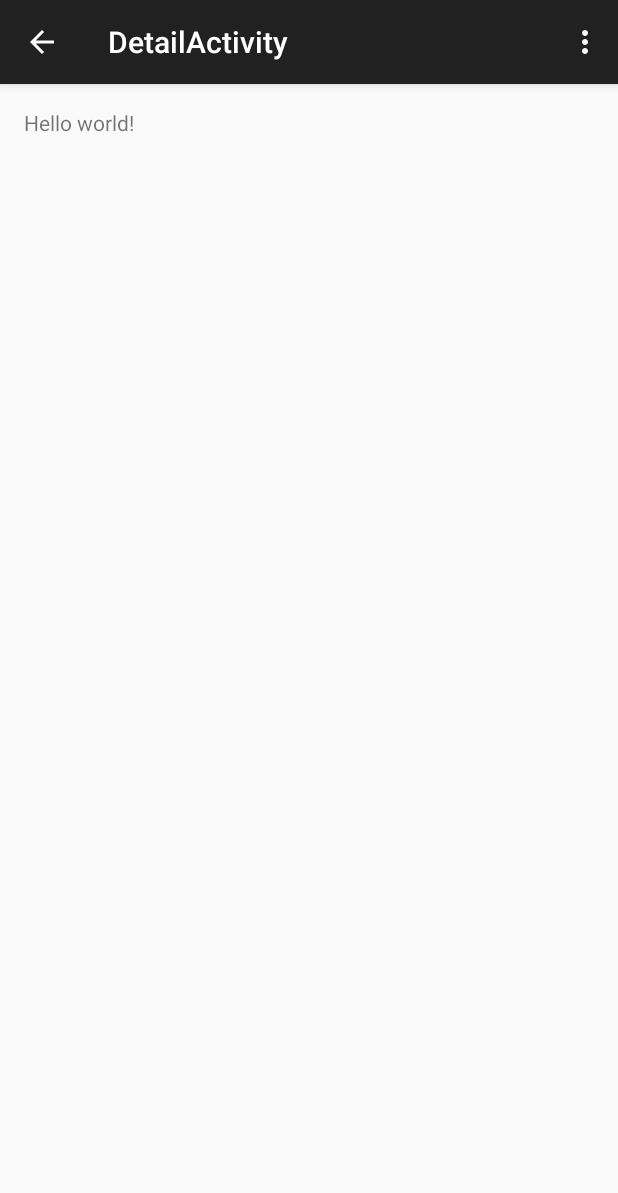
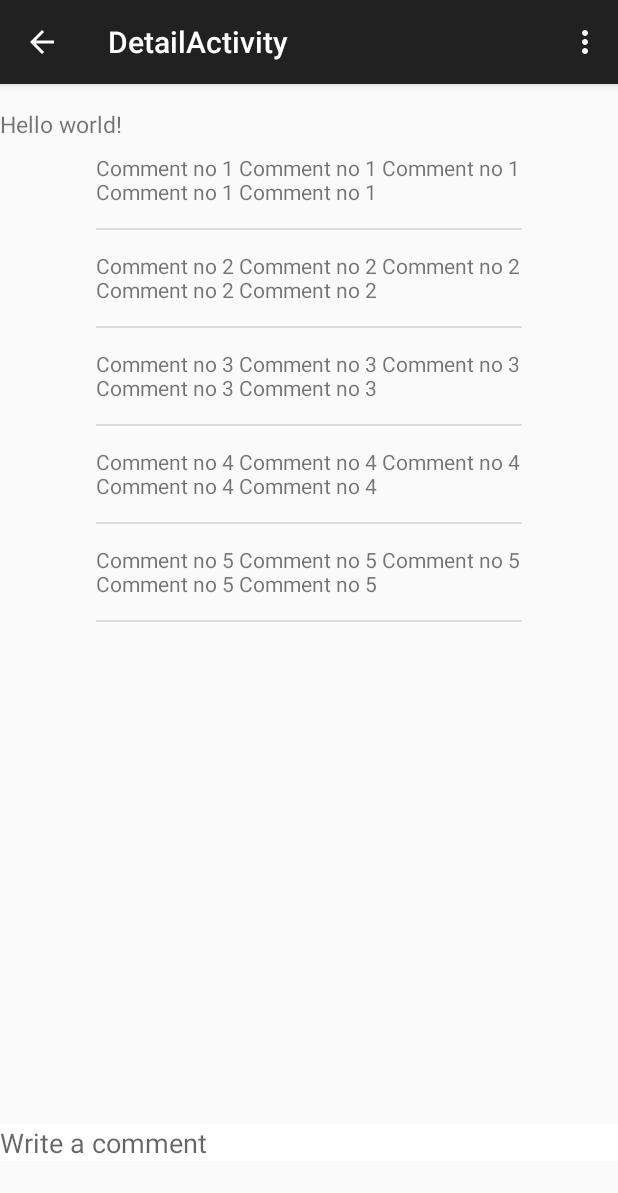
Before and after one commit to ebrahim-elgaml/StartupCommunityAndroid, an Android app: the DetailActivity screen opened directly, with no data from a screen before it, on a phone screen of 412 x 824 dp. Shown: the top 1193 px of the screen. Run offline under Robolectric (Android 15) with nearby library versions, the phone set to English and light mode, and no system bars.

Commit message:
now post has comments

```diff
--- a/app/src/main/java/localhost3000/startupcommunity/DetailActivity.java
+++ b/app/src/main/java/localhost3000/startupcommunity/DetailActivity.java
@@ -11,8 +11,14 @@
 import android.view.ViewGroup;
 import android.os.Build;
 import android.content.Intent;
+import android.widget.ArrayAdapter;
+import android.widget.ListView;
 import android.widget.TextView;
 import android.widget.Toast;
+
+import java.util.ArrayList;
+import java.util.Arrays;
+import java.util.List;
 
 public class DetailActivity extends ActionBarActivity {
 
@@ -62,7 +68,28 @@
         public View onCreateView(LayoutInflater inflater, ViewGroup container,
                                  Bundle savedInstanceState) {
             Intent intent = getActivity().getIntent();
-            View rootView = inflater.inflate(R.layout.fragment_detail, container, false);
+            View rootView = inflater.inflate(R.layout.fragment_detail3, container, false);
+
+
+            String [] CommentsArray ={
+                    "Comment no 1 Comment no 1 Comment no 1 Comment no 1 Comment no 1",
+                    "Comment no 2 Comment no 2 Comment no 2 Comment no 2 Comment no 2" ,
+                    "Comment no 3 Comment no 3 Comment no 3 Comment no 3 Comment no 3" ,
+                    "Comment no 4 Comment no 4 Comment no 4 Comment no 4 Comment no 4" ,
+                    "Comment no 5 Comment no 5 Comment no 5 Comment no 5 Comment no 5"
+
+            };
+            List<String> comments = new ArrayList<String>(Arrays.asList(CommentsArray));
+            final ArrayAdapter mCommentsAdapter = new ArrayAdapter(
+                    getActivity(),
+                    R.layout.list_item_feed,
+                    R.id.list_item_feed_textview,
+                    comments
+            );
+            ListView listView = (ListView) rootView.findViewById(R.id.listview_comment);
+            listView.setAdapter(mCommentsAdapter);
+
+
             if (intent != null && intent.hasExtra(Intent.EXTRA_TEXT)) {
                 String forecastStr = intent.getStringExtra(Intent.EXTRA_TEXT);
                 ((TextView) rootView.findViewById(R.id.detail_text))
--- a/app/src/main/res/layout/activity_detail.xml
+++ b/app/src/main/res/layout/activity_detail.xml
@@ -1,4 +1,15 @@
-<FrameLayout xmlns:android="http://schemas.android.com/apk/res/android"
-    xmlns:tools="http://schemas.android.com/tools" android:id="@+id/container"
-    android:layout_width="match_parent" android:layout_height="match_parent"
-    tools:context="localhost3000.startupcommunity.DetailActivity" tools:ignore="MergeRootFrame" />
+<RelativeLayout xmlns:android="http://schemas.android.com/apk/res/android"
+    xmlns:tools="http://schemas.android.com/tools"
+    android:id="@+id/container"
+    android:layout_width="match_parent"
+    android:layout_height="match_parent"
+    tools:context="localhost3000.startupcommunity.DetailActivity"
+    tools:ignore="MergeRootFrame">
+
+
+    <ListView
+        android:id="@+id/listview_comment"
+        android:layout_width="match_parent"
+        android:layout_height="match_parent"
+        android:layout_below="@+id/textView" />
+    </RelativeLayout>
--- a/app/src/main/res/layout/fragment_detail.xml
+++ /dev/null
@@ -1,15 +0,0 @@
-<RelativeLayout xmlns:android="http://schemas.android.com/apk/res/android"
-    xmlns:tools="http://schemas.android.com/tools" android:layout_width="match_parent"
-    android:layout_height="match_parent" android:paddingLeft="@dimen/activity_horizontal_margin"
-    android:paddingRight="@dimen/activity_horizontal_margin"
-    android:paddingTop="@dimen/activity_vertical_margin"
-    android:paddingBottom="@dimen/activity_vertical_margin"
-    tools:context="localhost3000.startupcommunity.DetailActivity$PlaceholderFragment">
-
-    <TextView
-        android:id="@+id/detail_text"
-        android:text="@string/hello_world"
-        android:layout_width="wrap_content"
-        android:layout_height="wrap_content" />
-
-</RelativeLayout>
--- /dev/null
+++ b/app/src/main/res/layout/fragment_detail3.xml
@@ -0,0 +1,49 @@
+<RelativeLayout xmlns:android="http://schemas.android.com/apk/res/android"
+    xmlns:tools="http://schemas.android.com/tools"
+    android:layout_width="match_parent"
+    android:layout_height="match_parent"
+    android:paddingTop="16dp"
+    android:paddingBottom="50dp"
+    tools:context="localhost3000.startupcommunity.DetailActivity$PlaceholderFragment">
+
+
+
+    <TextView
+        android:id="@+id/detail_text"
+        android:text="@string/hello_world"
+        android:layout_width="wrap_content"
+        android:layout_height="wrap_content"
+        android:paddingBottom="30dp"
+        android:textSize="15sp"
+        />
+
+    <EditText
+        android:id="@+id/edittextidAddTodayTask"
+        android:layout_width="fill_parent"
+        android:layout_height="wrap_content"
+        android:layout_alignParentBottom="true"
+        android:background="#ffffff"
+        android:hint="Write a comment"
+        android:lines="3"
+        android:maxLines="5"
+        android:minLines="1" />
+
+
+
+
+
+    <ListView
+        android:id="@+id/listview_comment"
+        android:layout_width="match_parent"
+        android:layout_height="match_parent"
+        android:paddingLeft="64dp"
+        android:paddingRight="64dp"
+        android:paddingTop="16dp"
+        android:paddingBottom="30dp"
+        android:layout_below="@+id/textView"
+        android:translationZ="30dp" />
+
+
+
+
+</RelativeLayout>
--- a/app/src/main/res/menu/menu_detail.xml
+++ b/app/src/main/res/menu/menu_detail.xml
@@ -3,5 +3,5 @@
     xmlns:tools="http://schemas.android.com/tools"
     tools:context="localhost3000.startupcommunity.DetailActivity">
     <item android:id="@+id/action_settings" android:title="@string/action_settings"
-        android:orderInCategory="100" app:showAsAction="never" />
+        android:orderInCategory="100" app:showAsAction="never" android:background="#ffffff" />
 </menu>
--- a/app/src/main/res/menu/menu_detailed_post.xml
+++ b/app/src/main/res/menu/menu_detailed_post.xml
@@ -3,5 +3,6 @@
     xmlns:tools="http://schemas.android.com/tools"
     tools:context="localhost3000.startupcommunity.detailActivity">
     <item android:id="@+id/action_settings" android:title="@string/action_settings"
+        android:background="#ffffff"
         android:orderInCategory="100" app:showAsAction="never" />
 </menu>
--- a/app/src/main/res/values/strings.xml
+++ b/app/src/main/res/values/strings.xml
@@ -15,7 +15,7 @@
 
     <string name="action_example">Example action</string>
 
-    <string name="action_settings">Settings</string>
+    <string name="action_settings">Share on fb</string>
 
 <!-- TODO: Remove or change this placeholder text -->
     <string name="hello_blank_fragment">Hello blank fragment</string>
```
Also changed, not shown: app/src/main/java/localhost3000/startupcommunity/DetailFragment.java (added, +115 -0 lines), app/src/main/java/localhost3000/startupcommunity/NewsFeedFragment.java (+6 -1 lines), app/src/main/res/layout/list_item_feed.xml (line endings or trailing spaces).
